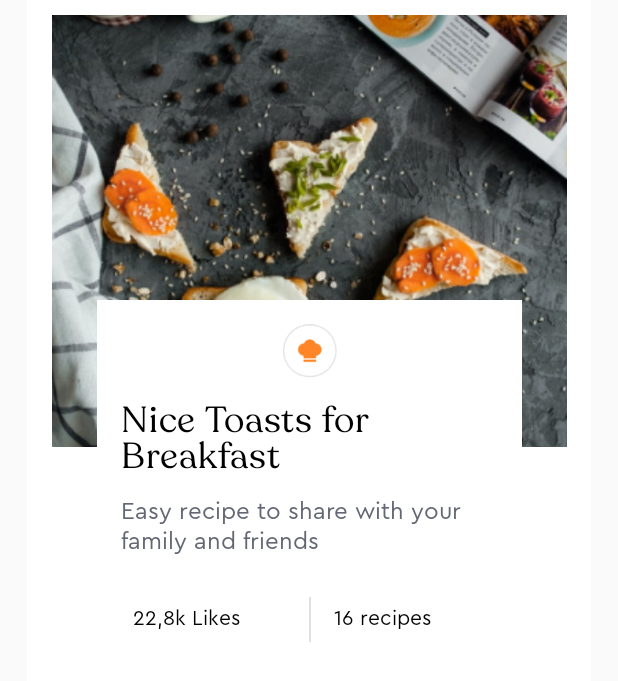
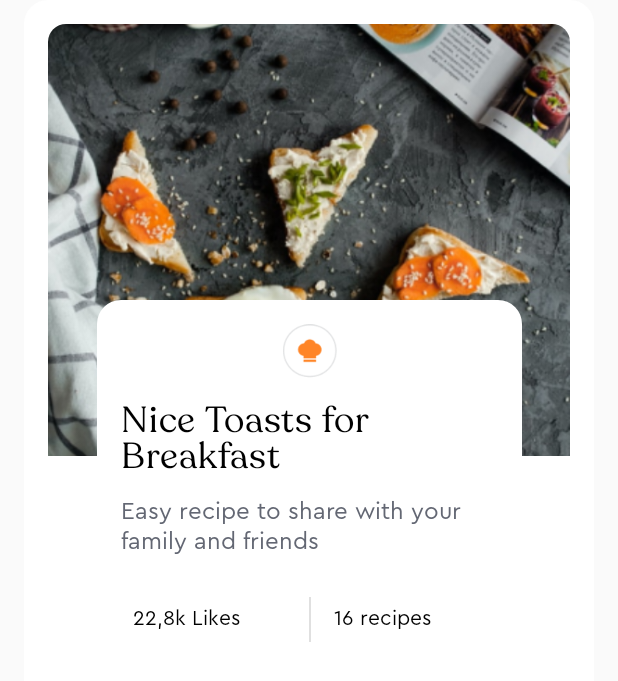
Before and after one commit to HenrryBT/mallika-cookbook-app, an Android app: the fragment Receta2Fragment shown on its own in the app's theme, on a phone screen of 412 x 824 dp. Shown: the top 681 px of the screen. Run offline under Robolectric (Android 15) with nearby library versions, the phone set to English and light mode, and no system bars.

Commit message:
Finished project

```diff
--- a/app/src/main/AndroidManifest.xml
+++ b/app/src/main/AndroidManifest.xml
@@ -11,12 +11,14 @@
         tools:targetApi="31" >
         <activity
             android:name=".SplashActivity"
+            android:theme="@style/Theme.MallikaRecipeAppSplash"
             android:exported="true">
             <intent-filter>
                 <action android:name="android.intent.action.MAIN" />
 
                 <category android:name="android.intent.category.LAUNCHER" />
             </intent-filter>
+
             <meta-data
                 android:name="android.app.lib_name"
                 android:value="" />
--- /dev/null
+++ b/app/src/main/res/drawable/fragment_box_round.xml
@@ -0,0 +1,7 @@
+<?xml version="1.0" encoding="utf-8"?>
+<shape
+    xmlns:android="http://schemas.android.com/apk/res/android"
+    android:shape="rectangle" >
+    <corners android:radius="@dimen/space"/>
+    <solid android:color="@color/white"/>
+</shape>
--- a/app/src/main/res/layout/activity_home.xml
+++ b/app/src/main/res/layout/activity_home.xml
@@ -29,7 +29,7 @@
                 android:id="@+id/user_nav_home"
                 android:layout_width="match_parent"
                 android:layout_height="60dp"
-                android:layout_marginTop="60dp">
+                android:layout_marginTop="@dimen/space">
 
                 <Button
                     android:id="@+id/btn_profile_home"
--- a/app/src/main/res/layout/fragment_receta2.xml
+++ b/app/src/main/res/layout/fragment_receta2.xml
@@ -3,37 +3,50 @@
     xmlns:app="http://schemas.android.com/apk/res-auto"
     xmlns:tools="http://schemas.android.com/tools"
     android:id="@+id/frameLayout4"
+    style="@style/fragment_layout"
     android:layout_width="match_parent"
-    android:layout_height="match_parent"
-    android:layout_marginStart="18dp"
-    android:layout_marginEnd="18dp"
-    android:background="@color/white"
+    android:layout_height="wrap_content"
+    android:layout_marginStart="@dimen/space"
+    android:layout_marginEnd="@dimen/space"
+    android:background="@drawable/fragment_box_round"
     tools:context=".fragments.Receta1Fragment">
 
     <!-- TODO: Update blank fragment layout -->
     <androidx.constraintlayout.widget.ConstraintLayout
         android:id="@+id/constraintLayout3"
-        android:layout_width="343dp"
+        style="@style/fragment_container"
+        android:layout_width="match_parent"
         android:layout_height="478dp"
-        android:layout_marginStart="18dp"
-        android:layout_marginEnd="18dp"
+        android:layout_marginStart="@dimen/space"
+        android:layout_marginEnd="@dimen/space"
+        android:layout_marginBottom="@dimen/space"
+        app:layout_constraintBottom_toBottomOf="parent"
         app:layout_constraintEnd_toEndOf="parent"
         app:layout_constraintHorizontal_bias="0.5"
         app:layout_constraintStart_toStartOf="parent"
         app:layout_constraintTop_toTopOf="parent">
 
-        <ImageView
-            android:id="@+id/imageView19"
-            android:layout_width="0dp"
-            android:layout_height="288dp"
-            android:layout_marginTop="10dp"
-            android:contentDescription="@string/todo17"
-            android:scaleType="centerCrop"
-            android:src="@drawable/fragment1"
+        <androidx.cardview.widget.CardView
+            style="@style/fragment_cardview"
+            android:layout_width="match_parent"
+            android:layout_height="wrap_content"
+            app:cardCornerRadius="12dp"
+            app:cardElevation="0dp"
+            app:cardMaxElevation="0dp"
             app:layout_constraintEnd_toEndOf="parent"
             app:layout_constraintHorizontal_bias="0.5"
             app:layout_constraintStart_toStartOf="parent"
-            app:layout_constraintTop_toTopOf="parent" />
+            app:layout_constraintTop_toTopOf="parent">
+
+            <ImageView
+                android:id="@+id/imageView19"
+                style="@style/fragment_image"
+                android:layout_width="match_parent"
+                android:layout_height="288dp"
+                android:contentDescription="@string/todo17"
+                android:scaleType="centerCrop"
+                android:src="@drawable/fragment1" />
+        </androidx.cardview.widget.CardView>
 
     </androidx.constraintlayout.widget.ConstraintLayout>
 
@@ -41,7 +54,7 @@
         android:layout_width="283dp"
         android:layout_height="247dp"
         android:layout_marginTop="200dp"
-        android:background="@color/white"
+        android:background="@drawable/fragment_box_round"
         app:layout_constraintEnd_toEndOf="parent"
         app:layout_constraintHorizontal_bias="0.5"
         app:layout_constraintStart_toStartOf="parent"
--- a/app/src/main/res/values/styles.xml
+++ b/app/src/main/res/values/styles.xml
@@ -242,4 +242,33 @@
         <item name="android:textColor">@color/black</item>
         <item name="android:textSize">14sp</item>
     </style>
+
+    <style name="fragment_layout">
+        <item name="android:layout_width">match_parent</item>
+        <item name="android:layout_height">wrap_content</item>
+        <item name="android:layout_marginHorizontal">@dimen/space</item>
+        <item name="android:background">@drawable/fragment_box_round</item>
+    </style>
+
+    <style name="fragment_container">
+        <item name="android:layout_width">0dp</item>
+        <item name="android:layout_height">478dp</item>
+        <item name="android:layout_marginStart">@dimen/space</item>
+        <item name="android:layout_marginTop">@dimen/space</item>
+        <item name="android:layout_marginEnd">@dimen/space</item>
+        <item name="android:layout_marginBottom">@dimen/space</item>
+    </style>
+
+    <style name="fragment_cardview">
+        <item name="android:layout_width">match_parent</item>
+        <item name="android:layout_height">300dp</item>
+    </style>
+
+    <style name="fragment_image">
+        <item name="android:layout_width">match_parent</item>
+        <item name="android:layout_height">wrap_content</item>
+        <item name="android:layout_marginBottom">12dp</item>
+        <item name="android:contentDescription">@string/todo16</item>
+        <item name="android:scaleType">centerCrop</item>
+    </style>
 </resources>
--- a/app/src/main/res/values/themes.xml
+++ b/app/src/main/res/values/themes.xml
@@ -16,6 +16,16 @@
 
     </style>
 
+    <!-- Splash Theme -->
+    <style name="Theme.MallikaRecipeAppSplash" parent="Theme.AppCompat.Light.NoActionBar">
+        <!-- Primary brand color. -->
+        <item name="colorPrimary">@color/yellow</item>
+        <item name="colorPrimaryVariant">@color/white</item>
+        <item name="colorOnPrimary">@color/white</item>
+        <!-- Status bar color. -->
+        <item name="android:statusBarColor">?attr/colorPrimary</item>
+    </style>
+
     <style name="Theme.MallikaRecipeApp.NoActionBar">
         <!-- este tema herededa las caraterísticas de Theme.MallikaRecipeApp -->
         <item name="windowActionBar">false</item>
```
Also changed, not shown: app/src/main/res/layout/activity_main.xml (+31 -7 lines), app/src/main/res/layout/fragment_receta1.xml (+19 -21 lines), app/src/main/res/layout/fragment_receta3.xml (+29 -17 lines).
